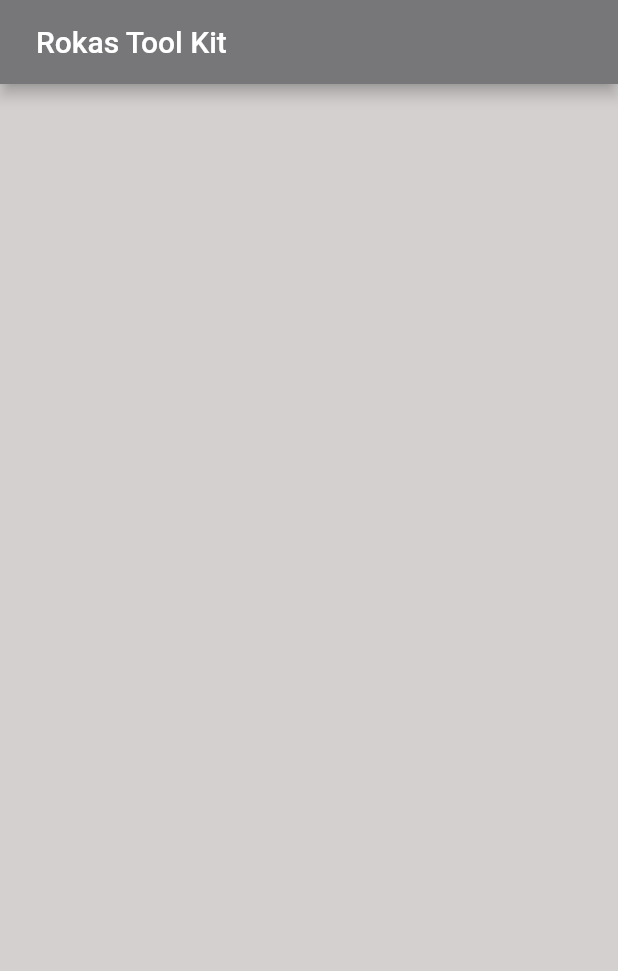
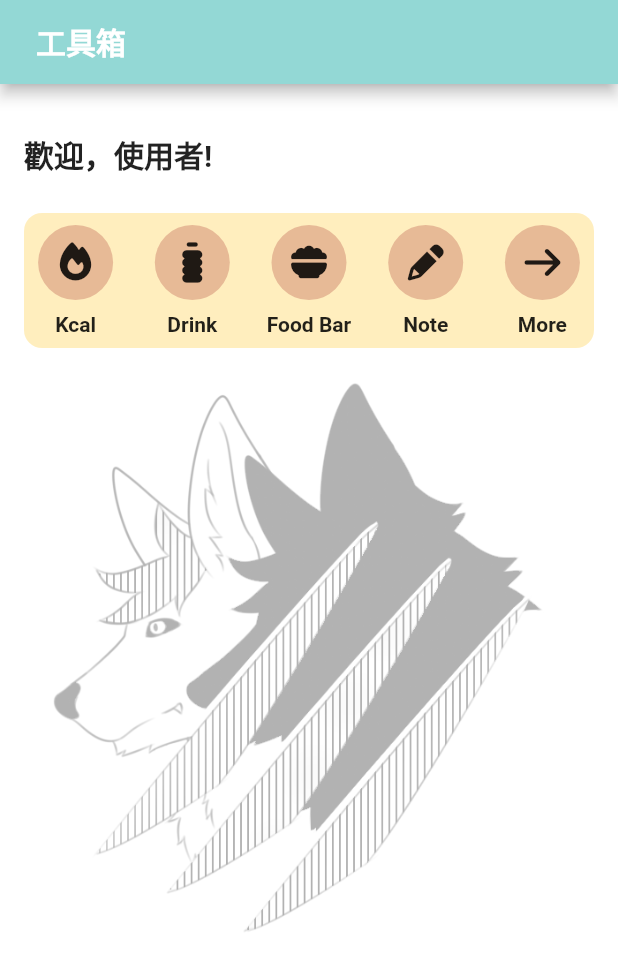
Before and after one commit to RokasAwk/rokas_tool_kit, a Flutter app: the screen it shows after launch, on a phone screen of 412 x 824 dp. Shown: the top 971 px of the screen. Run offline on Flutter 3.47's test engine with Material 3 defaults, Android fonts, the phone set to English and light mode, and no system bars; drawn by our look-alikes of auto_size_text; our stand-ins replace flutter_riverpod, font_awesome_flutter, freezed_annotation, go_router.

Commit message:
feat: add home page and kcal page

```diff
--- /dev/null
+++ b/lib/assets/assets.dart
@@ -0,0 +1,3 @@
+class Assets {
+  static const String bg = 'lib/assets/bg.png';
+}
--- a/lib/presentation/pages/home/home_page.dart
+++ b/lib/presentation/pages/home/home_page.dart
@@ -1,8 +1,14 @@
+import 'dart:ui';
+
+import 'package:auto_size_text/auto_size_text.dart';
 import 'package:flutter/material.dart';
 import 'package:flutter_riverpod/flutter_riverpod.dart';
+import 'package:rokas_tool_kit/assets/assets.dart';
 import 'package:rokas_tool_kit/presentation/pages/home/home_notifier.dart';
 import 'package:rokas_tool_kit/presentation/providers/page_provider.dart';
 import 'package:rokas_tool_kit/presentation/widgets/app_bar.dart';
+import 'package:rokas_tool_kit/theme/app_colors.dart';
+import 'package:font_awesome_flutter/font_awesome_flutter.dart';
 
 class HomePage extends ConsumerStatefulWidget {
   const HomePage({super.key});
@@ -24,15 +30,117 @@ class _HomePageState extends ConsumerState<HomePage> {
     return SafeArea(
       child: Scaffold(
         appBar: GlobalAppBar(showBack: false),
-        body: Container(
-          alignment: Alignment.topCenter,
-          padding: const EdgeInsets.only(top: 32),
-          child: Column(children: [
-
-            ],
-          ),
+        body: Stack(
+          alignment: AlignmentGeometry.center,
+          children: [
+            // 首頁背景圖
+            Image.asset(
+              Assets.bg,
+              opacity: const AlwaysStoppedAnimation(0.3),
+              fit: BoxFit.contain,
+            ),
+            Container(
+              alignment: Alignment.topCenter,
+              padding: const EdgeInsets.only(top: 32, left: 16, right: 16),
+              child: Column(
+                spacing: 24,
+                children: [
+                  _userTitle(),
+                  Container(
+                    padding: const EdgeInsets.symmetric(
+                      vertical: 8,
+                      horizontal: 2,
+                    ),
+                    decoration: BoxDecoration(
+                      color: AppColors.functionGroupBgColor,
+                      borderRadius: BorderRadius.circular(12),
+                    ),
+                    child: Row(
+                      mainAxisAlignment: MainAxisAlignment.center,
+                      spacing: 16,
+                      children: [
+                        _functionButton(
+                          title: 'Kcal',
+                          iconData: FontAwesomeIcons.fire,
+                          onTap: notifier.onTapKcalMain,
+                        ),
+                        _functionButton(
+                          title: 'Drink',
+                          iconData: FontAwesomeIcons.bottleWater,
+                          onTap: notifier.onTapDrink,
+                        ),
+                        _functionButton(
+                          title: 'Food Bar',
+                          iconData: FontAwesomeIcons.bowlFood,
+                          onTap: notifier.onTapFoodBar,
+                        ),
+                        _functionButton(
+                          title: 'Note',
+                          iconData: FontAwesomeIcons.pencil,
+                          onTap: notifier.onTapNote,
+                        ),
+                        _functionButton(
+                          title: 'More',
+                          iconData: FontAwesomeIcons.arrowRight,
+                          onTap: notifier.onTapMore,
+                        ),
+                      ],
+                    ),
+                  ),
+                ],
+              ),
+            ),
+          ],
         ),
       ),
     );
   }
+
+  // 歡迎使用者標題
+  Widget _userTitle() {
+    return Row(
+      children: [
+        Text(
+          '歡迎，使用者!',
+          style: TextStyle(fontSize: 20, fontWeight: FontWeight.w600),
+        ),
+      ],
+    );
+  }
+
+  // 首頁功能按鈕
+  Widget _functionButton({
+    required String title,
+    required FaIconData iconData,
+    required Function() onTap,
+  }) {
+    return GestureDetector(
+      onTap: onTap,
+      child: Column(
+        spacing: 8,
+        children: [
+          Container(
+            alignment: Alignment.center,
+            width: 50,
+            height: 50,
+            decoration: BoxDecoration(
+              borderRadius: BorderRadius.circular(100),
+              color: AppColors.secondaryColor,
+            ),
+            child: FaIcon(iconData, size: 24),
+          ),
+          SizedBox(
+            width: MediaQuery.of(context).size.width * 0.15,
+            child: AutoSizeText(
+              title,
+              textAlign: TextAlign.center,
+              overflow: TextOverflow.clip,
+              maxLines: 1,
+              style: TextStyle(fontWeight: FontWeight.w600),
+            ),
+          ),
+        ],
+      ),
+    );
+  }
 }
--- /dev/null
+++ b/lib/presentation/pages/kcal/kcal_main_state.dart
@@ -0,0 +1,8 @@
+import 'package:freezed_annotation/freezed_annotation.dart';
+
+part 'kcal_main_state.freezed.dart';
+
+@freezed
+abstract class KcalMainState with _$KcalMainState {
+  factory KcalMainState({required int totalKcal}) = Init;
+}
--- a/lib/presentation/widgets/app_bar.dart
+++ b/lib/presentation/widgets/app_bar.dart
@@ -1,10 +1,17 @@
 import 'package:flutter/material.dart';
 import 'package:rokas_tool_kit/routers/router.dart';
+import 'package:rokas_tool_kit/theme/app_colors.dart';
 
 class GlobalAppBar extends AppBar {
-  GlobalAppBar({super.key, bool showBack = true})
+  GlobalAppBar({super.key, bool showBack = true, String? title})
     : super(
-        title: Text('Rokas Tool Kit'),
+        title: Text(
+          title ?? '工具箱',
+          style: TextStyle(
+            color: AppColors.appBarTextColor,
+            fontWeight: FontWeight.bold,
+          ),
+        ),
         titleSpacing: showBack ? 0 : null,
         leading: showBack ? _LeadingWidget(showBack: showBack) : null,
       );
--- a/lib/routers/router.dart
+++ b/lib/routers/router.dart
@@ -1,6 +1,7 @@
-import 'package:rokas_tool_kit/presentation/pages/home/home_page.dart';
 import 'package:go_router/go_router.dart';
 import 'package:flutter/material.dart';
+import 'package:rokas_tool_kit/presentation/pages/home/home_page.dart';
+import 'package:rokas_tool_kit/presentation/pages/kcal/kcal_main_page.dart';
 
 GoRouter appRouter = GoRouter(
   routes: <RouteBase>[
@@ -9,7 +10,14 @@ GoRouter appRouter = GoRouter(
       builder: (BuildContext context, GoRouterState state) {
         return const HomePage();
       },
-      routes: <RouteBase>[],
+      routes: <RouteBase>[
+        GoRoute(
+          path: 'kcalMain',
+          builder: (BuildContext context, GoRouterState state) {
+            return const KcalMainPage();
+          },
+        ),
+      ],
     ),
   ],
 );
--- a/lib/theme/app_colors.dart
+++ b/lib/theme/app_colors.dart
@@ -1,10 +1,18 @@
 import 'package:flutter/material.dart';
 
 class AppColors {
-  static const Color primaryColor = Color.fromARGB(255, 119, 119, 122);
-  static const Color secondaryColor = Color.fromRGBO(212, 208, 208, 1);
+  static const Color primaryColor = Color.fromARGB(255, 147, 216, 213);
+  static const Color secondaryColor = Color.fromARGB(255, 231, 186, 150);
+  static const Color thirdColor = Color.fromRGBO(212, 208, 208, 1);
 
+  static const Color functionGroupBgColor = Color.fromARGB(255, 255, 238, 190);
+  static const Color navBarSelectedColor = Color.fromARGB(255, 90, 133, 131);
+  static const Color navBarUnSelectedColor = Color.fromARGB(255, 255, 255, 255);
+
+  static const Color appBarTextColor = Color.fromARGB(255, 255, 255, 255);
   static const Color titleTextColor = Color.fromRGBO(24, 24, 24, 1);
 
   static const Color dividerColor = Color.fromARGB(255, 200, 200, 212);
+
+  static const Color white = Colors.white;
 }
--- a/lib/theme/theme.dart
+++ b/lib/theme/theme.dart
@@ -4,7 +4,7 @@ import 'app_colors.dart';
 
 var appTheme = ThemeData(
   useMaterial3: false,
-  scaffoldBackgroundColor: AppColors.secondaryColor,
+  scaffoldBackgroundColor: AppColors.white,
   appBarTheme: const AppBarTheme(
     backgroundColor: AppColors.primaryColor,
     centerTitle: false,
```
Also changed, not shown: lib/presentation/pages/home/home_notifier.dart (+34 -0 lines), lib/presentation/pages/kcal/kcal_main_notifier.dart (added, +10 -0 lines), lib/presentation/pages/kcal/kcal_main_page.dart (added, +42 -0 lines), lib/presentation/providers/page_provider.dart (+7 -0 lines), pubspec.yaml (+4 -3 lines), lib/assets/bg.png (added), lib/presentation/pages/kcal/kcal_main_state.freezed.dart (added), pubspec.lock.
